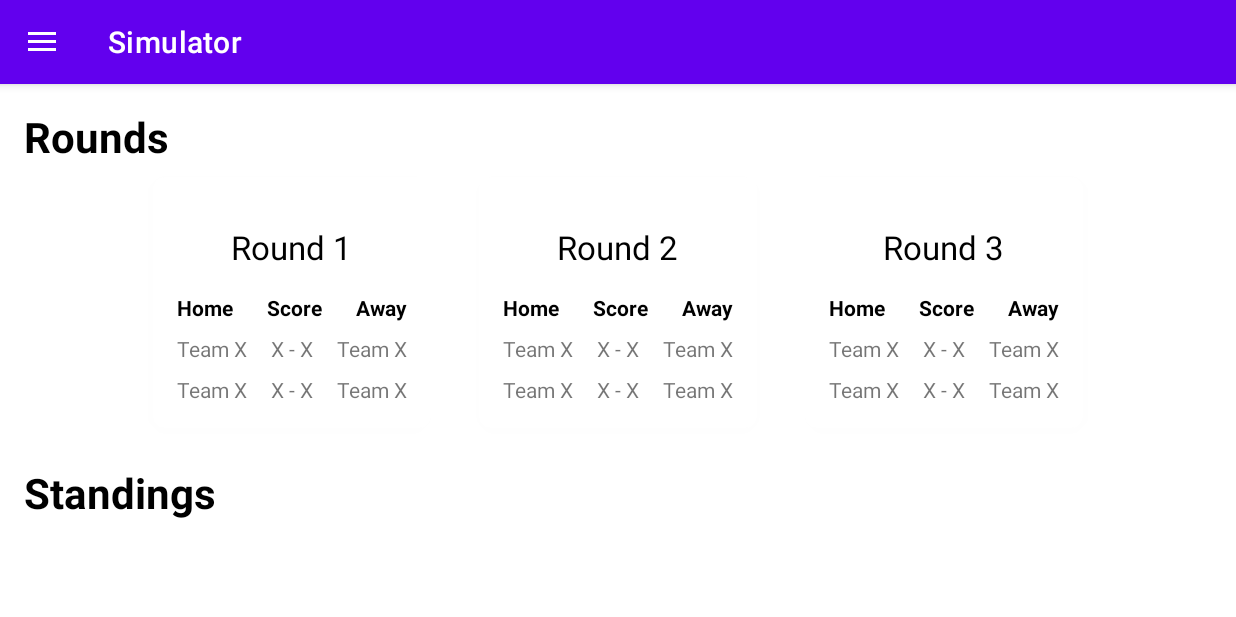
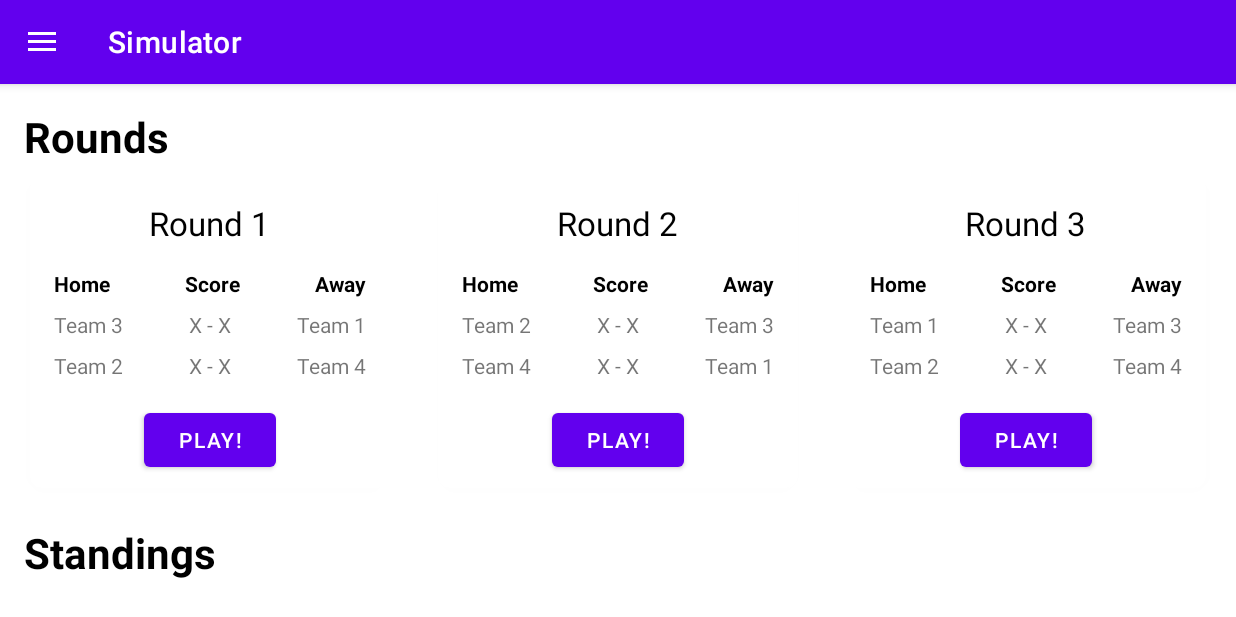
Before and after one commit to Raymond-dlc/Group-Phase-Simulator, an Android app: the screen it shows after launch (MainActivity), on a phone screen of 824 x 412 dp (held sideways). Run offline under Robolectric (Android 15) with nearby library versions, the phone set to English and light mode, and no system bars; our stand-ins replace navigation-ui.

Commit message:
Add team assignments

```diff
--- a/app/src/main/java/com/oceanscurse/groupstagesimulator/model/Match.kt
+++ b/app/src/main/java/com/oceanscurse/groupstagesimulator/model/Match.kt
@@ -4,9 +4,9 @@ package com.oceanscurse.groupstagesimulator.model
  * Created by Raymond de la Croix on 13/12/2023.
  */
 data class Match(
-    val id: Int,
-    val homeTeam: Team,
-    val awayTeam: Team,
-    val homeTeamScore: Int,
-    val awayTeamScore: Int,
+    val id: Int = 0,
+    var homeTeam: Team? = null,
+    var awayTeam: Team? = null,
+    var homeTeamScore: Int = 0,
+    var awayTeamScore: Int = 0,
 )
--- a/app/src/main/java/com/oceanscurse/groupstagesimulator/model/Round.kt
+++ b/app/src/main/java/com/oceanscurse/groupstagesimulator/model/Round.kt
@@ -5,5 +5,6 @@ package com.oceanscurse.groupstagesimulator.model
  */
 data class Round(
     val id: Int,
-    val matches: List<Match>
+    val matches: List<Match>,
+    val isPlayed: Boolean = false
 )
--- a/app/src/main/java/com/oceanscurse/groupstagesimulator/ui/simulator/SimulatorViewModel.kt
+++ b/app/src/main/java/com/oceanscurse/groupstagesimulator/ui/simulator/SimulatorViewModel.kt
@@ -25,6 +25,7 @@ class SimulatorViewModel : ViewModel() {
         if (meetsRequirements) {
             if (mGroupStage.rounds.isEmpty()) {
                 generateRounds()
+                assignTeams()
             }
         }
 
@@ -36,20 +37,37 @@ class SimulatorViewModel : ViewModel() {
         }
     }
 
+    /**
+     * Generates rounds for the current groupStage. It will create as many rounds as defined
+     * in Constants.NUM_ROUNDS and as many matches as defined in Constants.NUM_MATCHES_PER_ROUND.
+     * The rounds will start off empty, with no teams assigned to the matches.
+     */
     private fun generateRounds() {
+        val rounds = mutableListOf<Round>()
+        for (i in 0 until Constants.NUM_ROUNDS) {
+            val matches = mutableListOf<Match>()
+            for (j in 0 until Constants.NUM_MATCHES_PER_ROUND) {
+                matches.add(Match())
+            }
+            rounds.add(Round(i, matches))
+        }
+        mGroupStage.rounds = rounds
+    }
+
+    /**
+     * Assigns the teams to the rounds, preparing them for the play-offs.
+     * Does so by shuffling the teams, and assigning them
+     */
+    fun assignTeams() {
         val teams = TeamsRepository.getTeams()
 
-        val newRounds = mutableListOf<Round>()
-        for (i in 0 until Constants.NUM_ROUNDS) {
-            newRounds.add(
-                Round(
-                    i, listOf(
-                        Match(0, teams[0], teams[1], 0, 0),
-                        Match(0, teams[0], teams[1], 0, 0)
-                    )
-                )
-            )
+        mGroupStage.rounds.forEach { round ->
+            teams.shuffle()
+            round.matches.forEachIndexed { index, match ->
+                match.homeTeam = teams[(index * 2) % Constants.NUM_COMPETING_TEAMS]
+                match.awayTeam = teams[((index * 2) + 1) % Constants.NUM_COMPETING_TEAMS]
+            }
         }
-        mGroupStage.rounds = newRounds
     }
+
 }
--- a/app/src/main/java/com/oceanscurse/groupstagesimulator/ui/simulator/adapters/RoundsAdapter.kt
+++ b/app/src/main/java/com/oceanscurse/groupstagesimulator/ui/simulator/adapters/RoundsAdapter.kt
@@ -1,18 +1,19 @@
 package com.oceanscurse.groupstagesimulator.ui.simulator.adapters
 
+import android.annotation.SuppressLint
 import android.content.Context
 import android.view.LayoutInflater
 import android.view.View
 import android.view.ViewGroup
+import android.widget.Button
 import android.widget.LinearLayout
 import android.widget.TextView
 import androidx.constraintlayout.widget.ConstraintLayout
-import androidx.core.view.marginTop
+import androidx.core.view.get
 import androidx.recyclerview.widget.RecyclerView
 import com.oceanscurse.groupstagesimulator.Constants
 import com.oceanscurse.groupstagesimulator.R
 import com.oceanscurse.groupstagesimulator.model.Round
-import com.oceanscurse.groupstagesimulator.utilities.toDp
 import com.oceanscurse.groupstagesimulator.utilities.toPixels
 
 /**
@@ -26,14 +27,38 @@ class RoundsAdapter(
     class ViewHolder(view: View, onItemClicked: (Int) -> Unit) : RecyclerView.ViewHolder(view) {
         private val rvRoundTitle: TextView
         private val llRoundLines: LinearLayout
+        private val btnPlay: Button
         private var currentRound: Round? = null
 
         init {
             rvRoundTitle = view.findViewById(R.id.tv_round_title)
             llRoundLines = view.findViewById(R.id.ll_round_lines)
+            btnPlay = view.findViewById(R.id.btn_play)
             for (i in 0 until Constants.NUM_MATCHES_PER_ROUND) {
                 llRoundLines.addView(createMatchLine(llRoundLines.context))
             }
+
+            btnPlay.setOnClickListener {
+                onItemClicked(currentRound?.id ?: -1)
+            }
+        }
+
+        @SuppressLint("SetTextI18n")
+        fun bind(round: Round) {
+            currentRound = round
+            rvRoundTitle.text = rvRoundTitle.context.getString(R.string.simulator_round_plus_number, round.id + 1)
+            round.matches.forEachIndexed { index, match ->
+                // index is offset by 2 due to the round title and the header.
+                ((llRoundLines[index + 2] as ConstraintLayout)[0] as TextView).text = match.homeTeam?.name
+                ((llRoundLines[index + 2] as ConstraintLayout)[1] as TextView).text = if (round.isPlayed) {
+                    "${match.homeTeamScore} - ${match.awayTeamScore}"
+                } else {
+                    "X - X"
+                }
+                ((llRoundLines[index + 2] as ConstraintLayout)[2] as TextView).text = match.awayTeam?.name
+            }
+
+            btnPlay.visibility = if (round.isPlayed) View.GONE else View.VISIBLE
         }
 
         /**
@@ -58,11 +83,9 @@ class RoundsAdapter(
                     ConstraintLayout.LayoutParams.WRAP_CONTENT,
                     ConstraintLayout.LayoutParams.WRAP_CONTENT
                 ).also { lp ->
-                    lp.startToStart = ConstraintLayout.LayoutParams.PARENT_ID
                     lp.topToTop = ConstraintLayout.LayoutParams.PARENT_ID
                     lp.bottomToBottom = ConstraintLayout.LayoutParams.PARENT_ID
-                    lp.endToStart = tvScore.id
-                    lp.horizontalChainStyle = ConstraintLayout.LayoutParams.CHAIN_SPREAD_INSIDE
+                    lp.startToStart = ConstraintLayout.LayoutParams.PARENT_ID
                 }
 
                 text = context.getString(R.string.placeholder_team)
@@ -74,11 +97,8 @@ class RoundsAdapter(
                 ).also { lp ->
                     lp.topToTop = ConstraintLayout.LayoutParams.PARENT_ID
                     lp.bottomToBottom = ConstraintLayout.LayoutParams.PARENT_ID
-                    lp.startToEnd = tvHomeTeam.id
-                    lp.endToStart = tvAwayTeam.id
-                    lp.marginStart = 16.toPixels(resources)
-                    lp.marginEnd = 16.toPixels(resources)
-                    lp.horizontalChainStyle = ConstraintLayout.LayoutParams.CHAIN_SPREAD_INSIDE
+                    lp.startToStart = ConstraintLayout.LayoutParams.PARENT_ID
+                    lp.endToEnd = ConstraintLayout.LayoutParams.PARENT_ID
                 }
 
                 text = context.getString(R.string.placeholder_score)
@@ -88,11 +108,9 @@ class RoundsAdapter(
                     ConstraintLayout.LayoutParams.WRAP_CONTENT,
                     ConstraintLayout.LayoutParams.WRAP_CONTENT
                 ).also { lp ->
-                    lp.endToEnd = ConstraintLayout.LayoutParams.PARENT_ID
                     lp.topToTop = ConstraintLayout.LayoutParams.PARENT_ID
                     lp.bottomToBottom = ConstraintLayout.LayoutParams.PARENT_ID
-                    lp.startToEnd = tvScore.id
-                    lp.horizontalChainStyle = ConstraintLayout.LayoutParams.CHAIN_SPREAD_INSIDE
+                    lp.endToEnd = ConstraintLayout.LayoutParams.PARENT_ID
                 }
 
                 text = context.getString(R.string.placeholder_team)
@@ -100,7 +118,7 @@ class RoundsAdapter(
 
             return ConstraintLayout(context).apply {
                 layoutParams = LinearLayout.LayoutParams(
-                    LinearLayout.LayoutParams.WRAP_CONTENT,
+                    LinearLayout.LayoutParams.MATCH_PARENT,
                     LinearLayout.LayoutParams.WRAP_CONTENT
                 )
                 setPadding(0, 8.toPixels(resources), 0, 0)
@@ -108,11 +126,6 @@ class RoundsAdapter(
                 addView(tvScore)
                 addView(tvAwayTeam)
             }
-        }
-
-        fun bind(round: Round) {
-            currentRound = round
-            rvRoundTitle.text = rvRoundTitle.context.getString(R.string.simulator_round_plus_number, round.id + 1)
         }
     }
 
--- a/app/src/main/res/layout/fragment_team_details.xml
+++ b/app/src/main/res/layout/fragment_team_details.xml
@@ -58,7 +58,7 @@
         android:layout_marginHorizontal="16dp"
         android:layout_marginTop="16dp"
         app:counterEnabled="true"
-        app:counterMaxLength="20"
+        app:counterMaxLength="12"
         app:layout_constraintEnd_toEndOf="@+id/divider"
         app:layout_constraintStart_toStartOf="parent"
         app:layout_constraintTop_toBottomOf="@+id/iv_team_image">
@@ -69,7 +69,7 @@
             android:layout_height="wrap_content"
             android:backgroundTint="@color/white"
             android:hint="@string/teams_hint_team_name"
-            android:maxLength="20" />
+            android:maxLength="12" />
     </com.google.android.material.textfield.TextInputLayout>
 
     <TextView
--- a/app/src/main/res/layout/vh_round.xml
+++ b/app/src/main/res/layout/vh_round.xml
@@ -3,8 +3,8 @@
     xmlns:app="http://schemas.android.com/apk/res-auto"
     android:layout_width="wrap_content"
     android:layout_height="wrap_content"
+    android:layout_marginHorizontal="16dp"
     android:layout_marginVertical="8dp"
-    android:layout_marginHorizontal="16dp"
     app:cardCornerRadius="8dp"
     app:cardElevation="4dp"
     app:layout_constraintBottom_toBottomOf="parent"
@@ -13,10 +13,16 @@
     app:layout_constraintTop_toTopOf="parent">
 
     <LinearLayout
+        android:layout_width="match_parent"
+        android:layout_height="match_parent"
+        android:orientation="vertical">
+
+        <LinearLayout
             android:id="@+id/ll_round_lines"
             android:layout_width="wrap_content"
             android:layout_height="wrap_content"
             android:gravity="center_horizontal"
+            android:minWidth="240dp"
             android:orientation="vertical"
             android:padding="16dp">
 
@@ -24,7 +30,6 @@
                 android:id="@+id/tv_round_title"
                 android:layout_width="wrap_content"
                 android:layout_height="wrap_content"
-            android:layout_marginTop="16dp"
                 android:text="@string/placeholder_round_title"
                 android:textAppearance="@style/subtitle"
                 app:layout_constraintEnd_toEndOf="parent"
@@ -80,4 +85,13 @@
             depending on how many matches there are. -->
 
         </LinearLayout>
+
+        <Button
+            android:id="@+id/btn_play"
+            android:layout_width="wrap_content"
+            android:layout_height="wrap_content"
+            android:layout_gravity="center_horizontal"
+            android:layout_marginBottom="8dp"
+            android:text="@string/simulator_play" />
+    </LinearLayout>
 </androidx.cardview.widget.CardView>
--- a/app/src/main/res/values/strings.xml
+++ b/app/src/main/res/values/strings.xml
@@ -39,4 +39,5 @@
     <string name="simulator_round_plus_number">Round %1$d</string>
     <string name="placeholder_team">Team X</string>
     <string name="placeholder_score">X - X</string>
+    <string name="simulator_play">Play!</string>
 </resources>
```
Lines whose indentation alone changed are shown as unchanged.
